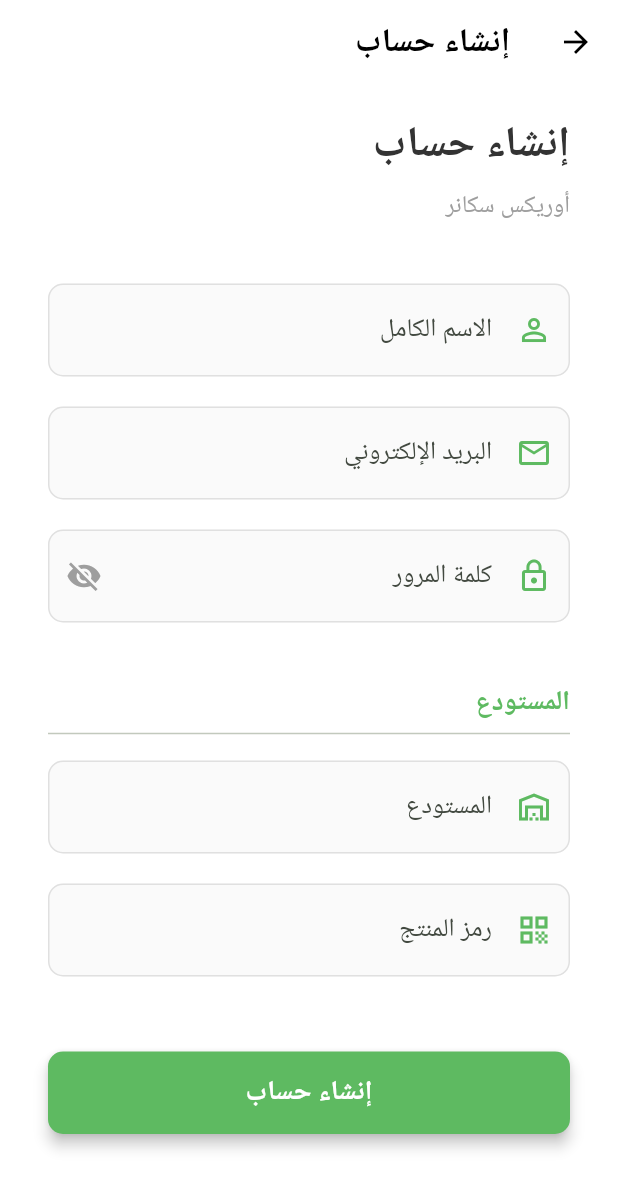
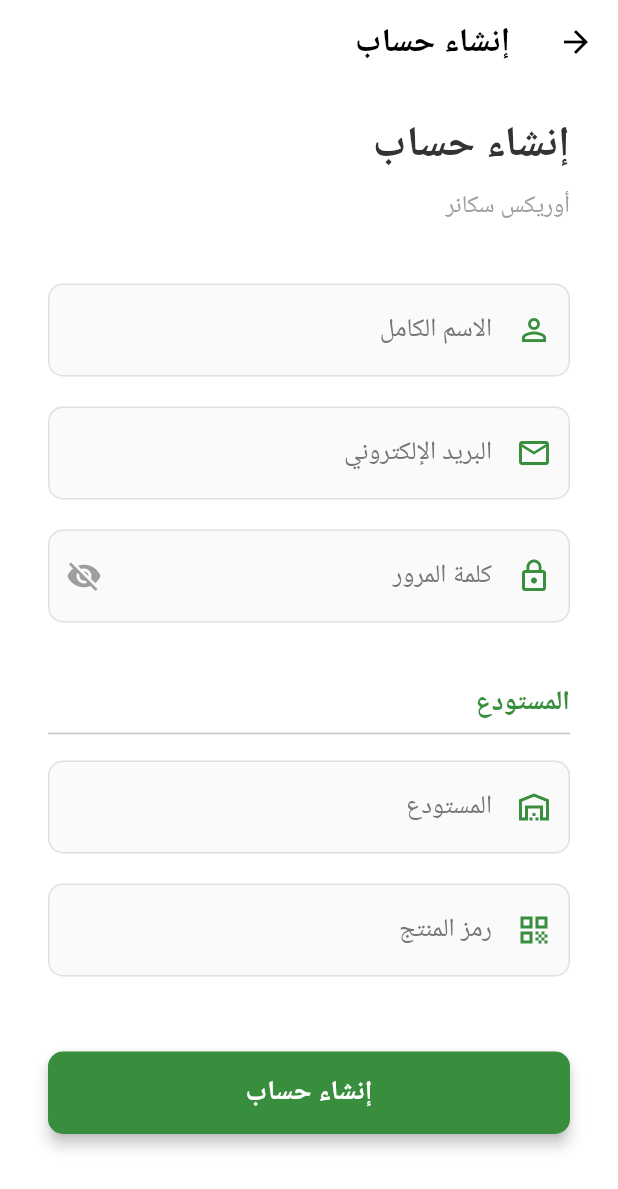
Before and after one commit to muhammadfaisalhayat-git/Aurex_Scanner_App, a Flutter app: the RegisterScreen screen opened directly, on a phone screen of 412 x 824 dp. Shown: the top 1189 px of the screen. Run offline on Flutter 3.47's test engine with Material 3 defaults, Android fonts, the phone set to English and light mode, and no system bars; our stand-ins replace audioplayers, camera, firebase_auth, firebase_core, firebase_database, firebase_storage and 6 more; missing offline and left inert: google_mlkit_barcode_scanning, google_mlkit_text_recognition, workmanager; accounts and stored records are empty; statements that could not run were skipped.

Commit message:
UI: Final polish of RegisterScreen for perfect dark mode compatibility and consistency

```diff
--- a/lib/screens/register_screen.dart
+++ b/lib/screens/register_screen.dart
@@ -40,7 +40,6 @@ class _RegisterScreenState extends State<RegisterScreen> {
     setState(() => _isLoading = true);
 
     try {
-      // 1. Create User in Firebase Auth
       final UserCredential userCredential = await FirebaseAuth.instance.createUserWithEmailAndPassword(
         email: _emailController.text.trim(),
         password: _passwordController.text.trim(),
@@ -49,12 +48,10 @@ class _RegisterScreenState extends State<RegisterScreen> {
       final String uid = userCredential.user?.uid ?? "";
       final String email = _emailController.text.trim().toLowerCase();
 
-      // Admin and predefined VIP emails are auto-approved
       final bool isAdmin = email == "admin@aurex.com";
       final List<String> vipEmails = ["crby567@gmail.com", "admin@aurex.com"];
       final bool isApproved = isAdmin || vipEmails.contains(email);
 
-      // 2. Create User Profile in Realtime Database
       final Map<String, dynamic> userProfile = {
         'id': uid,
         'name': _nameController.text.trim(),
@@ -70,15 +67,12 @@ class _RegisterScreenState extends State<RegisterScreen> {
 
       if (mounted) {
         setState(() => _isLoading = false);
-
         if (isApproved) {
-          // Go to Login (User can now log in normally)
           ScaffoldMessenger.of(context).showSnackBar(
             const SnackBar(content: Text("Registration Successful! You can now log in."), backgroundColor: Colors.green),
           );
           Navigator.pop(context);
         } else {
-          // Show pending approval message
           _showApprovalDialog();
         }
       }
@@ -86,11 +80,8 @@ class _RegisterScreenState extends State<RegisterScreen> {
       if (mounted) {
         setState(() => _isLoading = false);
         String message = "Registration Failed";
-        if (e.code == 'email-already-in-use') {
-          message = "This email is already registered.";
-        } else if (e.code == 'weak-password') {
-          message = "The password provided is too weak.";
-        }
+        if (e.code == 'email-already-in-use') message = "This email is already registered.";
+        else if (e.code == 'weak-password') message = "The password provided is too weak.";
         ScaffoldMessenger.of(context).showSnackBar(SnackBar(content: Text(message), backgroundColor: Colors.red));
       }
     } catch (e) {
@@ -113,12 +104,12 @@ class _RegisterScreenState extends State<RegisterScreen> {
             Text("Registration Sent"),
           ],
         ),
-        content: const Text("Your account has been created successfully but is pending administrator approval. Please wait for an admin to verify your access."),
+        content: const Text("Your account has been created successfully but is pending administrator approval."),
         actions: [
           TextButton(
             onPressed: () {
-              Navigator.pop(context); // Close dialog
-              Navigator.pop(context); // Go back to login
+              Navigator.pop(context);
+              Navigator.pop(context);
             },
             child: const Text("OK"),
           )
@@ -129,23 +120,23 @@ class _RegisterScreenState extends State<RegisterScreen> {
 
   @override
   Widget build(BuildContext context) {
-    const primaryGreen = Color(0xFF5EBA61);
-    final localeProvider = Provider.of<LocaleProvider>(context);
+    final theme = Theme.of(context);
     final l10n = AppLocalizations.of(context)!;
-    final isAr = localeProvider.locale.languageCode == 'ar';
+    final isDark = theme.brightness == Brightness.dark;
+    final primary = theme.colorScheme.primary;
 
     return Scaffold(
-      backgroundColor: Colors.white,
+      backgroundColor: theme.scaffoldBackgroundColor,
       appBar: AppBar(
-        backgroundColor: Colors.white,
+        backgroundColor: theme.scaffoldBackgroundColor,
         elevation: 0,
         leading: IconButton(
-          icon: const Icon(Icons.arrow_back, color: Colors.black),
+          icon: Icon(Icons.arrow_back, color: isDark ? Colors.white : Colors.black),
           onPressed: () => Navigator.pop(context),
         ),
         title: Text(
           l10n.register,
-          style: const TextStyle(color: Colors.black, fontWeight: FontWeight.bold),
+          style: TextStyle(color: isDark ? Colors.white : Colors.black, fontWeight: FontWeight.bold),
         ),
       ),
       body: SafeArea(
@@ -158,17 +149,17 @@ class _RegisterScreenState extends State<RegisterScreen> {
               children: [
                 Text(
                   l10n.register,
-                  style: const TextStyle(fontSize: 28, fontWeight: FontWeight.bold, color: Color(0xFF333333)),
+                  style: TextStyle(fontSize: 28, fontWeight: FontWeight.bold, color: isDark ? Colors.white : const Color(0xFF333333)),
                 ),
                 const SizedBox(height: 8),
                 Text(
                   l10n.tagline,
-                  style: const TextStyle(fontSize: 16, color: Colors.grey),
+                  style: TextStyle(fontSize: 16, color: isDark ? Colors.white54 : Colors.grey),
                 ),
                 const SizedBox(height: 40),
 
-                // Name Field
                 _buildTextField(
+                  context,
                   controller: _nameController,
                   hint: l10n.fullName,
                   icon: Icons.person_outline,
@@ -176,8 +167,8 @@ class _RegisterScreenState extends State<RegisterScreen> {
                 ),
                 const SizedBox(height: 20),
 
-                // Email Field
                 _buildTextField(
+                  context,
                   controller: _emailController,
                   hint: l10n.email,
                   icon: Icons.email_outlined,
@@ -186,8 +177,8 @@ class _RegisterScreenState extends State<RegisterScreen> {
                 ),
                 const SizedBox(height: 20),
 
-                // Password Field
                 _buildTextField(
+                  context,
                   controller: _passwordController,
                   hint: l10n.password,
                   icon: Icons.lock_outline,
@@ -202,13 +193,13 @@ class _RegisterScreenState extends State<RegisterScreen> {
 
                 Text(
                   l10n.warehouse,
-                  style: const TextStyle(fontSize: 18, fontWeight: FontWeight.bold, color: primaryGreen),
+                  style: TextStyle(fontSize: 18, fontWeight: FontWeight.bold, color: primary),
                 ),
                 const Divider(),
                 const SizedBox(height: 10),
 
-                // Warehouse Name
                 _buildTextField(
+                  context,
                   controller: _warehouseNameController,
                   hint: l10n.warehouse,
                   icon: Icons.warehouse_outlined,
@@ -216,8 +207,8 @@ class _RegisterScreenState extends State<RegisterScreen> {
                 ),
                 const SizedBox(height: 20),
 
-                // Warehouse Code
                 _buildTextField(
+                  context,
                   controller: _warehouseCodeController,
                   hint: l10n.productCode,
                   icon: Icons.qr_code_outlined,
@@ -225,14 +216,13 @@ class _RegisterScreenState extends State<RegisterScreen> {
                 ),
                 const SizedBox(height: 50),
 
-                // Register Button
                 SizedBox(
                   width: double.infinity,
                   height: 55,
                   child: ElevatedButton(
                     onPressed: _isLoading ? null : _register,
                     style: ElevatedButton.styleFrom(
-                      backgroundColor: primaryGreen,
+                      backgroundColor: primary,
                       shape: RoundedRectangleBorder(borderRadius: BorderRadius.circular(10)),
                       elevation: 4,
                     ),
@@ -253,7 +243,8 @@ class _RegisterScreenState extends State<RegisterScreen> {
     );
   }
 
-  Widget _buildTextField({
+  Widget _buildTextField(
+    BuildContext context, {
     required TextEditingController controller,
     required String hint,
     required IconData icon,
@@ -262,25 +253,30 @@ class _RegisterScreenState extends State<RegisterScreen> {
     TextInputType? keyboardType,
     String? Function(String?)? validator,
   }) {
+    final theme = Theme.of(context);
+    final isDark = theme.brightness == Brightness.dark;
+    final primary = theme.colorScheme.primary;
+
     return TextFormField(
       controller: controller,
       obscureText: obscureText,
       keyboardType: keyboardType,
-      style: const TextStyle(fontSize: 17),
+      style: TextStyle(fontSize: 17, color: isDark ? Colors.white : Colors.black),
       decoration: InputDecoration(
         hintText: hint,
-        prefixIcon: Icon(icon, color: const Color(0xFF5EBA61)),
+        hintStyle: TextStyle(color: isDark ? Colors.grey : Colors.grey.shade600),
+        prefixIcon: Icon(icon, color: primary),
         suffixIcon: suffixIcon,
         filled: true,
-        fillColor: Colors.grey.shade50,
+        fillColor: isDark ? Colors.grey.shade900 : Colors.grey.shade50,
         contentPadding: const EdgeInsets.symmetric(vertical: 18),
         enabledBorder: OutlineInputBorder(
           borderRadius: BorderRadius.circular(10),
-          borderSide: BorderSide(color: Colors.grey.shade300),
+          borderSide: BorderSide(color: isDark ? Colors.grey.shade800 : Colors.grey.shade300),
         ),
         focusedBorder: OutlineInputBorder(
           borderRadius: BorderRadius.circular(10),
-          borderSide: const BorderSide(color: Color(0xFF5EBA61), width: 2),
+          borderSide: BorderSide(color: primary, width: 2),
         ),
         errorBorder: OutlineInputBorder(
           borderRadius: BorderRadius.circular(10),
```
